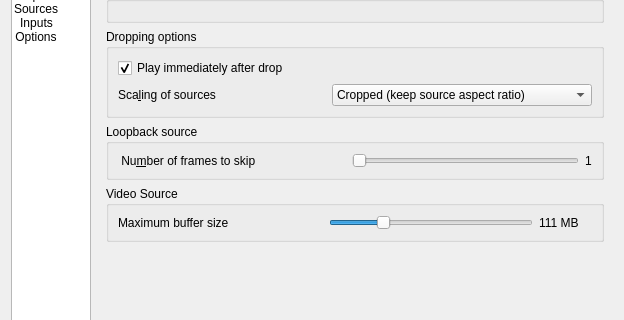
Old version of the form src/UserPreferencesDialog.ui in the repository markus-wa/glmixer-mirror; both pictures show x 0 to 624 and y 99 to 419 of the 624 by 610 pixel window.
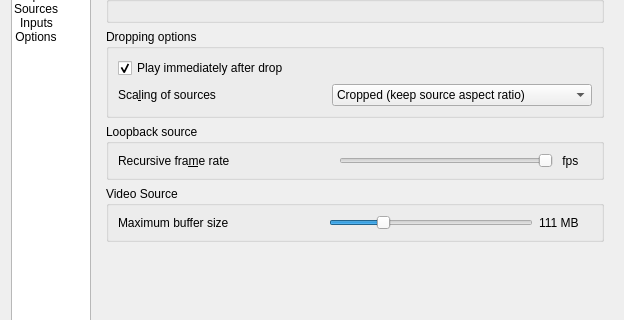
New version of the form. The open tabs and pages were chosen to show the change. Icons and pictures are not drawn. Custom widgets are drawn as their Qt base class.

Commit message: Recursive loopback: improved user preference.

```diff
--- a/src/UserPreferencesDialog.ui
+++ b/src/UserPreferencesDialog.ui
@@ -1224,7 +1224,7 @@
                  <string>The rendering loop-back source shows the frame rendered N frame(s) before; </string>
                 </property>
                 <property name="text">
-                 <string> Nu&amp;mber of frames to skip</string>
+                 <string>Recursive fra&amp;me rate</string>
                 </property>
                 <property name="buddy">
                  <cstring>numberOfFramesRendering</cstring>
@@ -1240,20 +1240,42 @@
                  <number>1</number>
                 </property>
                 <property name="maximum">
-                 <number>100</number>
+                 <number>13</number>
                 </property>
                 <property name="pageStep">
-                 <number>10</number>
+                 <number>1</number>
+                </property>
+                <property name="value">
+                 <number>1</number>
                 </property>
                 <property name="orientation">
                  <enum>Qt::Horizontal</enum>
                 </property>
+                <property name="invertedAppearance">
+                 <bool>true</bool>
+                </property>
+                <property name="invertedControls">
+                 <bool>true</bool>
+                </property>
                </widget>
               </item>
               <item>
                <widget class="QLabel" name="label_2">
                 <property name="text">
-                 <string notr="true">1</string>
+                 <string notr="true"> fps</string>
+                </property>
+               </widget>
+              </item>
+              <item>
+               <widget class="QLabel" name="label_25">
+                <property name="toolTip">
+                 <string>&lt;html&gt;&lt;head/&gt;&lt;body&gt;&lt;p&gt;Recurrent loopback source can be refreshed with a framerate lower than the rendering framerate (skipping frames).&lt;/p&gt;&lt;/body&gt;&lt;/html&gt;</string>
+                </property>
+                <property name="text">
+                 <string/>
+                </property>
+                <property name="pixmap">
+                 <pixmap resource="../icons.qrc">:/glmixer/icons/info.png</pixmap>
                 </property>
                </widget>
               </item>
```
Left out of the diff: 31 changed lines with no effect on the pictures. The commit also changes 3 other files.
